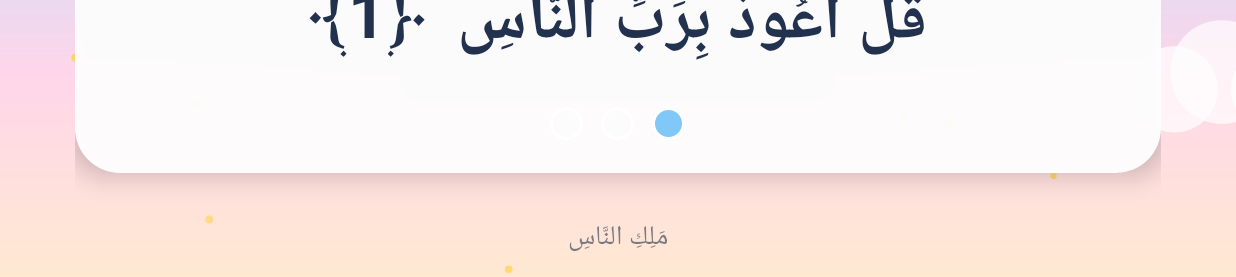
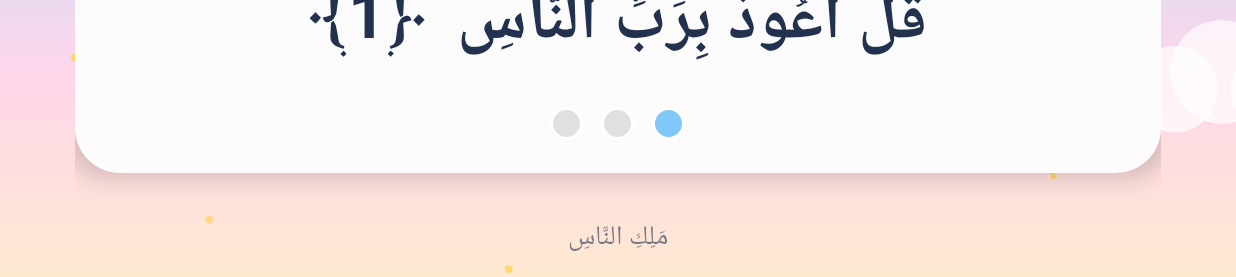
Before and after one commit to ayounis24/my-tv, an Android app: the JuzAmmaActivity screen opened directly, with no data from a screen before it, after a tap on "⏮ الآية اللي فاتت", on a phone screen of 824 x 412 dp (held sideways). Shown: the part 232-509 px from the top of the screen. Run offline under Robolectric (Android 15) with nearby library versions, the phone set to English and light mode, and no system bars; 1 other tap on this screen came first.

Commit message:
نقط التكرار الفاضية تبان على الكارت الأبيض
Co-Authored-By: Claude Opus 5.5 <noreply@anthropic.com>
Claude-Session: https://claude.ai/code/session_01RqLjZGu55HFZMPochdNCQn

```diff
--- a/app/src/main/java/com/mytv/home/JuzAmmaActivity.java
+++ b/app/src/main/java/com/mytv/home/JuzAmmaActivity.java
@@ -218,7 +218,7 @@ public class JuzAmmaActivity extends Activity {
             View d = new View(this);
             GradientDrawable g = new GradientDrawable();
             g.setShape(GradientDrawable.OVAL);
-            g.setColor(i <= r ? PALETTE[(ayah + i) % PALETTE.length] : 0x55FFFFFF);
+            g.setColor(i <= r ? PALETTE[(ayah + i) % PALETTE.length] : 0x2222314D);
             g.setStroke(dp(2), 0xFFFFFFFF);
             d.setBackground(g);
             LinearLayout.LayoutParams lp = new LinearLayout.LayoutParams(dp(22), dp(22));
```
